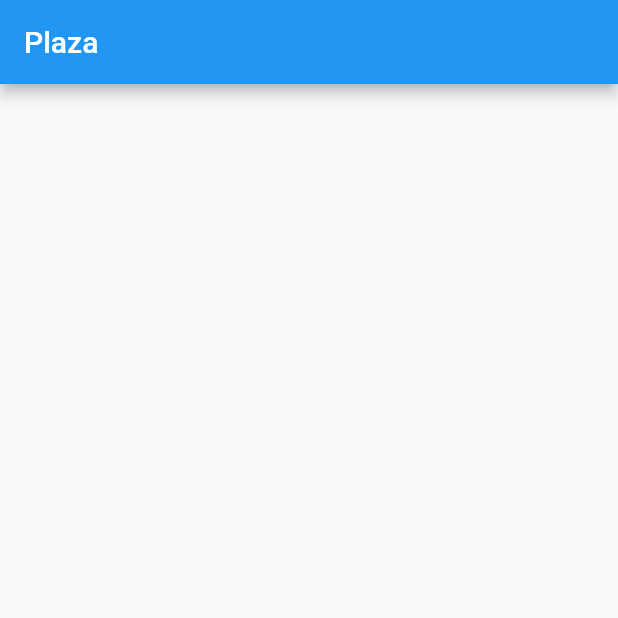
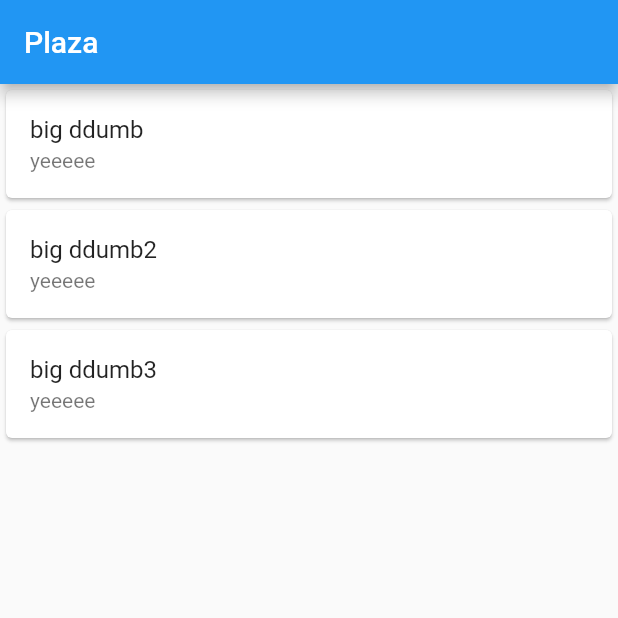
Before and after one commit to akundla/oval, a Flutter app: the screen it shows after launch, on a phone screen of 412 x 824 dp, the top half of it. Run offline on Flutter 3.47's test engine with Material 2 defaults, Android fonts, the light colour scheme and no system bars; our stand-ins replace dartz, flutter_dotenv.

Commit message:
Work on flutter UI

```diff
--- a/frontend/lib/views/feed_view.dart
+++ b/frontend/lib/views/feed_view.dart
@@ -5,6 +5,8 @@ import 'package:flutter_dotenv/flutter_dotenv.dart';
 import 'package:http/http.dart' as http;
 
 import '../model/post.dart';
+import '../model/user.dart';
+import 'post_view.dart';
 
 class FeedView extends StatefulWidget {
   @override
@@ -13,25 +15,96 @@ class FeedView extends StatefulWidget {
 
 class _FeedState extends State<FeedView> {
   Future<List<Post>> posts;
+  Post currentlyViewing;
   @override
   void initState() {
     super.initState();
     posts = fetchPosts();
+    currentlyViewing = null;
+  }
+
+  Widget buildFromPosts(BuildContext context, List<Post> posts) {
+    final lvb = ListView.builder(
+      itemCount: posts.length,
+      itemBuilder: (context, index) {
+        return Card(
+            child: ListTile(
+                title: Text('${posts[index].title}'),
+                subtitle: Text('${posts[index].bodyMarkdown}', maxLines: 1),
+                onTap: () {
+                  currentlyViewing = posts[index];
+                  if (MediaQuery.of(context).size.width > 600) {
+                    setState(() {});
+                  } else {
+                    Navigator.push(
+                      context,
+                      MaterialPageRoute(
+                          builder: (context) =>
+                              new PostView(currentlyViewing, true)),
+                    );
+                  }
+                }));
+      },
+    );
+    return OrientationBuilder(builder: (context, orientation) {
+      var isLargeScreen;
+      if (MediaQuery.of(context).size.width > 600) {
+        isLargeScreen = true;
+      } else {
+        isLargeScreen = false;
+      }
+      return Row(children: [
+        Expanded(child: lvb),
+        isLargeScreen
+            ? Expanded(
+                child: currentlyViewing != null
+                    ? PostView(currentlyViewing, false)
+                    : Container())
+            : Container()
+      ]);
+    });
   }
 
   @override
   Widget build(BuildContext context) {
-    return Container();
+    return FutureBuilder<List<Post>>(
+      future: posts,
+      builder: (context, snapshot) {
+        if (snapshot.hasData) {
+          return buildFromPosts(context, snapshot.data);
+        } else if (snapshot.hasError) {
+          return Text("${snapshot.error}");
+        }
+
+        // By default, show a loading spinner.
+        return CircularProgressIndicator();
+      },
+    );
   }
 
   Future<List<Post>> fetchPosts() async {
+    var u = User(
+        id: 0, firstName: "Andrew", lastName: "Haberlandt", email: "email");
+    List<Post> dumber = [
+      Post(
+          author: u, id: 0, title: "big ddumb", bodyMarkdown: "yeeeee\n======"),
+      Post(
+          author: u,
+          id: 0,
+          title: "big ddumb2",
+          bodyMarkdown: "yeeeee\n======"),
+      Post(
+          author: u, id: 0, title: "big ddumb3", bodyMarkdown: "yeeeee\n======")
+    ];
+    return dumber;
     final response = await http.get(Uri.https(env['API_HOST'], 'posts'));
 
     if (response.statusCode == 200) {
       // If the server did return a 200 OK response,
       // then parse the JSON.
       Iterable posts = jsonDecode(response.body);
-      return List<Post>.from(posts.map((post) => Post.fromJson(post)));
+      List<Post> dumb =
+          List<Post>.from(posts.map((post) => Post.fromJson(post)));
     } else {
       // If the server did not return a 200 OK response,
       // then throw an exception.
--- a/frontend/pubspec.yaml
+++ b/frontend/pubspec.yaml
@@ -25,6 +25,7 @@ dependencies:
     sdk: flutter
   http: ^0.13.0
   flutter_dotenv: ^3.1.0
+  dartz: ^0.9.2
 
 
   # The following adds the Cupertino Icons font to your application.
```
Also changed, not shown: frontend/lib/model/answer.dart (added, +17 -0 lines), frontend/lib/views/post_content_view.dart (added, +37 -0 lines), frontend/lib/views/post_view.dart (added, +49 -0 lines).
